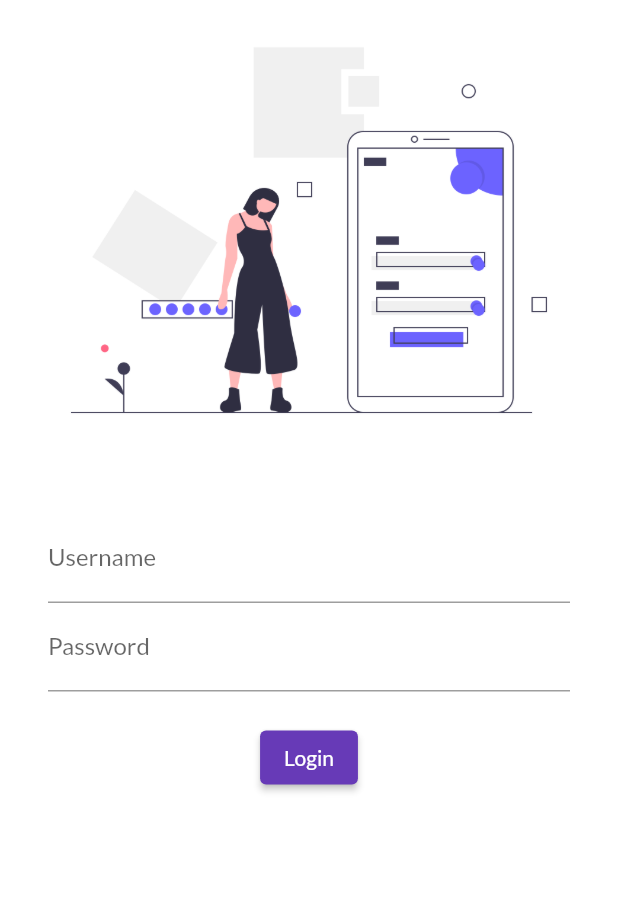
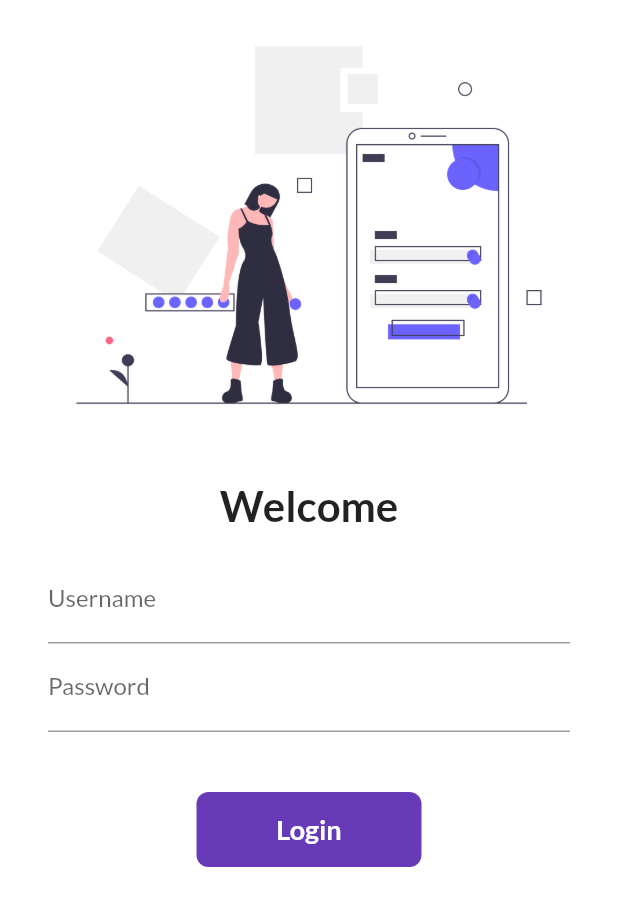
Before and after one commit to udshah31/flutter, a Flutter app: the screen it shows after launch, on a phone screen of 412 x 824 dp. Shown: the top 906 px of the screen. Run offline on Flutter 3.47's test engine with Material 2 defaults, Android fonts, the phone set to English and light mode, and no system bars; our stand-ins replace google_fonts.

Commit message:
day-6 completed

```diff
--- a/lib/main.dart
+++ b/lib/main.dart
@@ -1,6 +1,7 @@
 import 'package:flutter/material.dart';
 import 'package:flutter_catlog/pages/home_page.dart';
 import 'package:flutter_catlog/pages/login_page.dart';
+import 'package:flutter_catlog/utils/routes.dart';
 import 'package:google_fonts/google_fonts.dart';
 
 void main() {
@@ -15,12 +16,14 @@ class MyApp extends StatelessWidget {
       theme: ThemeData(
           primarySwatch: Colors.deepPurple,
           fontFamily: GoogleFonts.lato().fontFamily,
-          primaryTextTheme: GoogleFonts.latoTextTheme()),
+          primaryTextTheme: GoogleFonts.latoTextTheme()
+          ),
+          debugShowCheckedModeBanner: false,
       initialRoute: "/",
       routes: {
         "/": (context) => LoginPage(),
-        "/home": (context) => HomePage(),
-        "/Login": (context) => LoginPage()
+        MyRoutes.homeRoute: (context) => HomePage(),
+        MyRoutes.loginRoute: (context) => LoginPage()
       },
     );
   }
--- a/lib/pages/login_page.dart
+++ b/lib/pages/login_page.dart
@@ -1,20 +1,32 @@
 import 'package:flutter/material.dart';
+import 'package:flutter_catlog/utils/routes.dart';
 
-class LoginPage extends StatelessWidget {
-  const LoginPage({Key? key}) : super(key: key);
+class LoginPage extends StatefulWidget {
+  @override
+  _LoginPageState createState() => _LoginPageState();
+}
+
+class _LoginPageState extends State<LoginPage> {
+  bool changeBtn = false;
 
   @override
   Widget build(BuildContext context) {
     return Material(
       color: Colors.white,
+      child: SingleChildScrollView(
         child: Column(
           children: [
             Image.asset(
               "assets/images/login_img.png",
               fit: BoxFit.cover,
+              height: 300,
             ),
             SizedBox(
               height: 20.0,
+            ),
+            Text(
+              "Welcome",
+              style: TextStyle(fontSize: 28, fontWeight: FontWeight.bold),
             ),
             Padding(
               padding:
@@ -31,20 +43,52 @@ class LoginPage extends StatelessWidget {
                         hintText: "Enter password", labelText: "Password"),
                   ),
                   SizedBox(
-                  height: 20.0,
+                    height: 40.0,
                   ),
-                ElevatedButton(
-                  onPressed: () {
-                    print("Hi you clicked!!!");
+                  InkWell(
+                    onTap: () async {
+                      setState(() {
+                        changeBtn = true;
+                      });
+                      await Future.delayed(Duration(seconds: 1));
+                      Navigator.pushNamed(context, MyRoutes.homeRoute);
                     },
-                  child: Text("Login"),
-                  style: TextButton.styleFrom(),
+                    child: AnimatedContainer(
+                      duration: Duration(seconds: 1),
+                      width: changeBtn ? 50 : 150,
+                      height: 50,
+                      alignment: Alignment.center,
+                      child: changeBtn
+                          ? Icon(
+                              Icons.done,
+                              color: Colors.white,
                             )
+                          : Text(
+                              "Login",
+                              style: TextStyle(
+                                  color: Colors.white,
+                                  fontWeight: FontWeight.bold,
+                                  fontSize: 18),
+                            ),
+                      decoration: BoxDecoration(
+                          color: Colors.deepPurple,
+                          borderRadius:
+                              BorderRadius.circular(changeBtn ? 50 : 8)),
+                    ),
+                  ),
+                  // ElevatedButton(
+                  //   onPressed: () {
+                  //     Navigator.pushNamed(context, MyRoutes.homeRoute);
+                  //   },
+                  //   child: Text("Login"),
+                  //   style: TextButton.styleFrom(minimumSize: Size(150, 40)),
+                  // )
                 ],
               ),
             )
           ],
         ),
+      ),
     );
   }
 }
--- /dev/null
+++ b/lib/utils/routes.dart
@@ -0,0 +1,4 @@
+class MyRoutes {
+  static String loginRoute = "/login";
+  static String homeRoute = "/home";
+}
```
Lines whose indentation alone changed are shown as unchanged.
